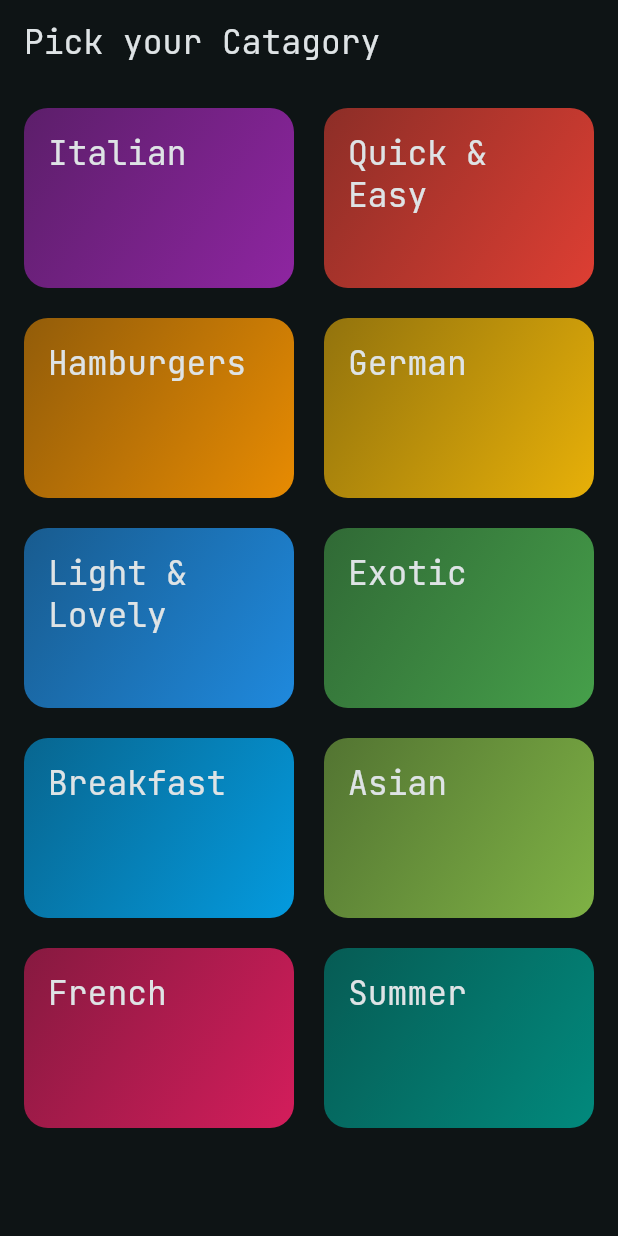
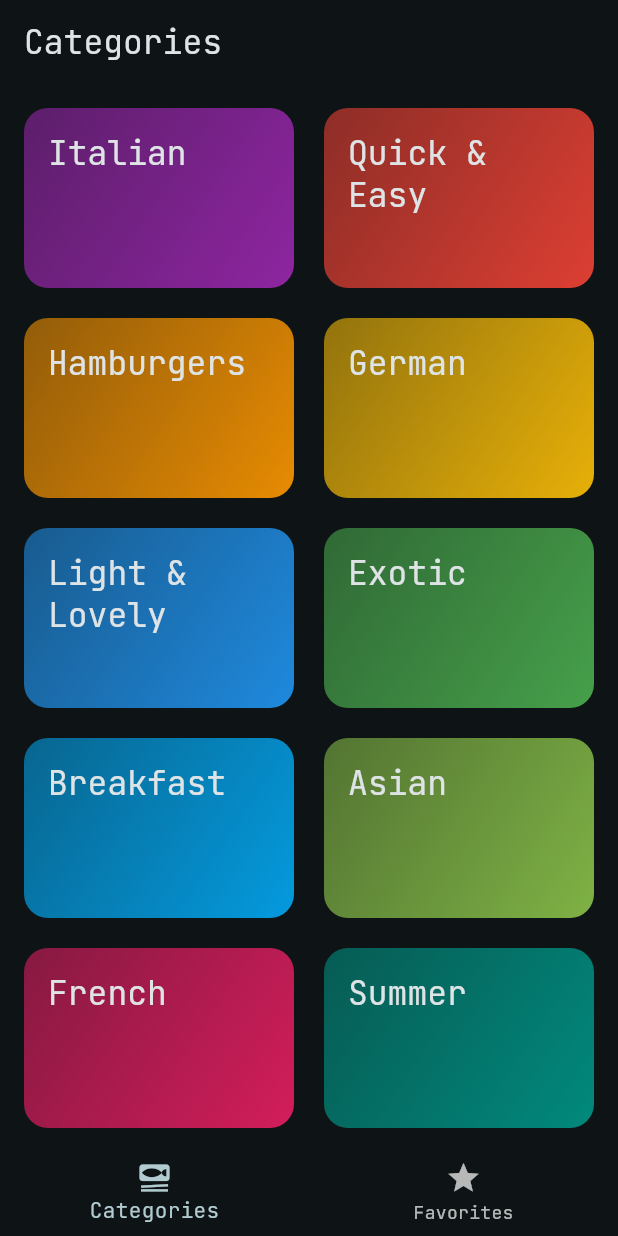
Before and after one commit to krishnakireeti-2k7/meals_app, a Flutter app: the screen it shows after launch, on a phone screen of 412 x 824 dp. Run offline on Flutter 3.47's test engine with Material 3 defaults, Android fonts, the phone set to English and light mode, and no system bars; our stand-ins replace google_fonts, transparent_image.

Commit message:
Added BottomNavigationBar

```diff
--- a/lib/main.dart
+++ b/lib/main.dart
@@ -2,6 +2,7 @@ import 'package:flutter/material.dart';
 
 import 'package:google_fonts/google_fonts.dart';
 import 'package:meals_app/screens/catagories.dart';
+import 'package:meals_app/screens/tabs.dart';
 
 final theme = ThemeData(
   useMaterial3: true,
@@ -23,7 +24,7 @@ class App extends StatelessWidget {
   Widget build(BuildContext context) {
     return MaterialApp(
       theme: theme,
-      home: const CatagoriesScreens(),
+      home:  TabsScreen(),
     );
   }
 }
--- a/lib/screens/catagories.dart
+++ b/lib/screens/catagories.dart
@@ -14,16 +14,15 @@ class CatagoriesScreens extends StatelessWidget {
             .toList();
     Navigator.of(context).push(
       MaterialPageRoute(
-        builder: (ctx) => MealsScreen(meals: filteredMeals, title:catagory.title ),
+        builder:
+            (ctx) => MealsScreen(meals: filteredMeals, title: catagory.title),
       ),
     );
   }
 
   @override
   Widget build(BuildContext context) {
-    return Scaffold(
-      appBar: AppBar(title: Text('Pick your Catagory')),
-      body: GridView(
+    return GridView(
       padding: const EdgeInsets.all(16),
       gridDelegate: SliverGridDelegateWithFixedCrossAxisCount(
         crossAxisCount: 2,
@@ -36,11 +35,10 @@ class CatagoriesScreens extends StatelessWidget {
           CategoryGridIteam(
             category: category,
             onSelectCategory: () {
-                _selectCategory(context,category);
+              _selectCategory(context, category);
             },
           ),
       ],
-      ),
     );
   }
 }
--- a/lib/screens/meals.dart
+++ b/lib/screens/meals.dart
@@ -4,9 +4,9 @@ import 'package:meals_app/screens/meal_details.dart';
 import 'package:meals_app/widgets/meal_iteam.dart';
 
 class MealsScreen extends StatelessWidget {
-  MealsScreen({super.key, required this.meals, required this.title});
+  MealsScreen({super.key, required this.meals, this.title});
 
-  final String title;
+  final String? title;
   final List<Meal> meals;
 
   void selectMeal(BuildContext context, Meal meal) {
@@ -50,6 +50,9 @@ class MealsScreen extends StatelessWidget {
             ),
       );
     }
-    return Scaffold(appBar: AppBar(title: Text(title)), body: content);
+    if (title == null) {
+      return content;
+    }
+    return Scaffold(appBar: AppBar(title: Text(title!)), body: content);
   }
 }
--- /dev/null
+++ b/lib/screens/tabs.dart
@@ -0,0 +1,47 @@
+import 'package:flutter/material.dart';
+import 'package:meals_app/screens/catagories.dart';
+import 'package:meals_app/screens/meals.dart';
+
+class TabsScreen extends StatefulWidget {
+  TabsScreen({super.key});
+  @override
+  State<StatefulWidget> createState() {
+    // TODO: implement createState
+    return _TabsScreen();
+  }
+}
+
+class _TabsScreen extends State<TabsScreen> {
+  int _selectedPageIndex = 0;
+  void _selectPage(int index) {
+    setState(() {
+      _selectedPageIndex = index;
+    });
+  }
+
+  @override
+  Widget build(BuildContext context) {
+    Widget activePage = CatagoriesScreens();
+    var activePageTitle = 'Categories';
+
+    if (_selectedPageIndex == 1) {
+      activePage = MealsScreen(meals: []);
+      activePageTitle = 'Favorites';
+    }
+    return Scaffold(
+      appBar: AppBar(title: Text(activePageTitle)),
+      body: activePage,
+      bottomNavigationBar: BottomNavigationBar(
+        onTap: _selectPage,
+        currentIndex: _selectedPageIndex,
+        items: [
+          BottomNavigationBarItem(
+            icon: Icon(Icons.set_meal),
+            label: 'Categories',
+          ),
+          BottomNavigationBarItem(icon: Icon(Icons.star), label: 'Favorites'),
+        ],
+      ),
+    );
+  }
+}
```
Lines whose indentation alone changed are shown as unchanged.
